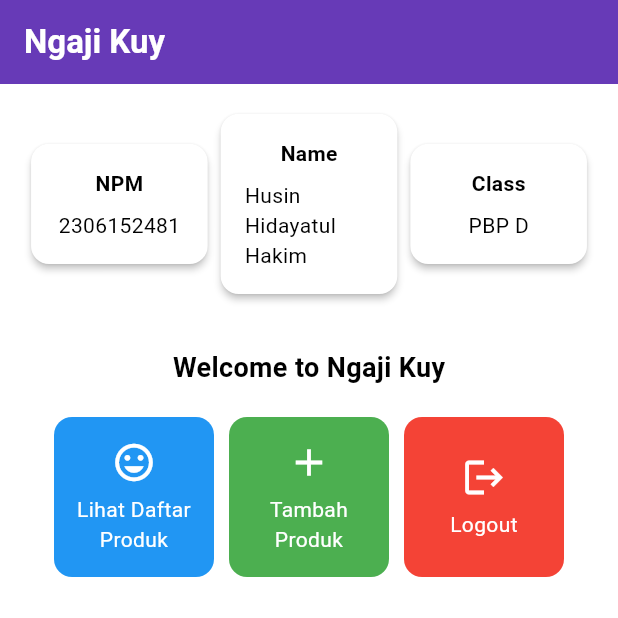
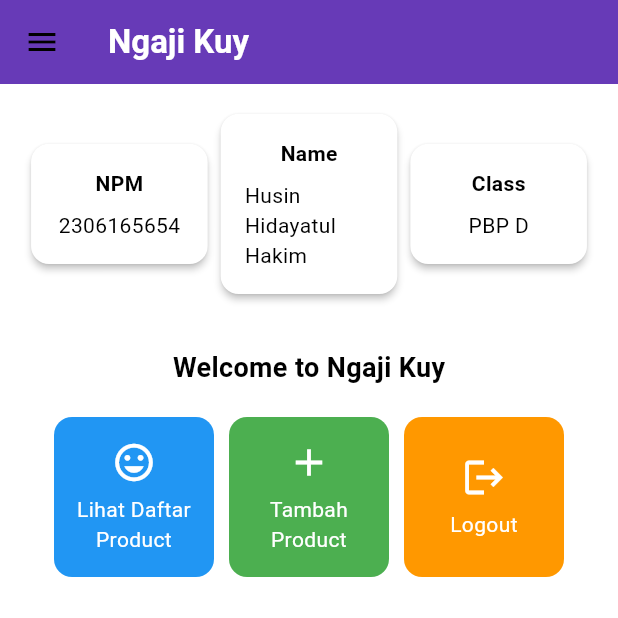
Before and after one commit to HusinHakim/ngaji-kuy-mobile, a Flutter app: the screen it shows after launch, on a phone screen of 412 x 824 dp, the top half of it. Run offline on Flutter 3.47's test engine with Material 3 defaults, Android fonts, the light colour scheme and no system bars.

Commit message:
tugas 8 selesai #1

```diff
--- a/lib/main.dart
+++ b/lib/main.dart
@@ -1,5 +1,5 @@
 import 'package:flutter/material.dart';
-import 'package:ngaji_kuy/menu.dart';
+import 'package:ngaji_kuy/screens/list.dart';
 
 void main() {
   runApp(const MyApp());
@@ -7,32 +7,15 @@
 
 class MyApp extends StatelessWidget {
   const MyApp({super.key});
-
-  // This widget is the root of your application.
   @override
   Widget build(BuildContext context) {
     return MaterialApp(
-      title: 'Flutter Demo',
+      title: 'Ngaji Kuy',
       theme: ThemeData(
-        // This is the theme of your application.
-        //
-        // TRY THIS: Try running your application with "flutter run". You'll see
-        // the application has a purple toolbar. Then, without quitting the app,
-        // try changing the seedColor in the colorScheme below to Colors.green
-        // and then invoke "hot reload" (save your changes or press the "hot
-        // reload" button in a Flutter-supported IDE, or press "r" if you used
-        // the command line to start the app).
-        //
-        // Notice that the counter didn't reset back to zero; the application
-        // state is not lost during the reload. To reset the state, use hot
-        // restart instead.
-        //
-        // This works for code too, not just values: Most code changes can be
-        // tested with just a hot reload.
-        colorScheme: ColorScheme.fromSwatch(
-        primarySwatch: Colors.deepPurple,
-        ).copyWith(secondary: Colors.deepPurple[400]),
+    colorScheme: ColorScheme.fromSwatch(primarySwatch: Colors.deepPurple,).copyWith(secondary: Colors.deepPurple[400]),
+        useMaterial3: true,
       ),
+      debugShowCheckedModeBanner: false,
       home: MyHomePage(),
     );
   }
--- /dev/null
+++ b/lib/screens/list.dart
@@ -0,0 +1,117 @@
+import 'package:flutter/material.dart';
+import 'package:ngaji_kuy/widgets/left_drawer.dart';
+import 'package:ngaji_kuy/widgets/product_card.dart';
+
+class MyHomePage extends StatelessWidget {
+  MyHomePage({super.key});
+  final String npm = '2306165654';
+  final String name = 'Husin Hidayatul Hakim';
+  final String className = 'PBP D';
+
+  final List<ItemHomepage> items = [
+    ItemHomepage("Lihat Daftar Product", Icons.mood),
+    ItemHomepage("Tambah Product", Icons.add),
+    ItemHomepage("Logout", Icons.logout),
+  ];
+
+  final List<Color> colors = [
+    Colors.blue,
+    Colors.green,
+    Colors.orange,
+    Colors.red,
+    Colors.purple,
+    Colors.yellow,
+  ];
+
+  @override
+  Widget build(BuildContext context) {
+    return Scaffold(
+      appBar: AppBar(
+        title: const Text(
+          'Ngaji Kuy',
+          style: TextStyle(
+            color: Colors.white,
+            fontWeight: FontWeight.bold,
+          ),
+        ),
+        backgroundColor: Theme.of(context).colorScheme.primary,
+      ),
+      drawer: const LeftDrawer(),
+      body: Padding(
+        padding: const EdgeInsets.all(16.0),
+        child: Column(
+          crossAxisAlignment: CrossAxisAlignment.center,
+          children: [
+            Row(
+              mainAxisAlignment: MainAxisAlignment.spaceEvenly,
+              children: [
+                InfoCard(title: 'NPM', content: npm),
+                InfoCard(title: 'Name', content: name),
+                InfoCard(title: 'Class', content: className),
+              ],
+            ),
+            const SizedBox(height: 16.0),
+            Center(
+              child: Column(
+                children: [
+                  const Padding(
+                    padding: EdgeInsets.only(top: 16.0),
+                    child: Text(
+                      'Welcome to Ngaji Kuy',
+                      style: TextStyle(
+                        fontWeight: FontWeight.bold,
+                        fontSize: 18.0,
+                      ),
+                    ),
+                  ),
+                  GridView.builder(
+                    primary: true,
+                    padding: const EdgeInsets.all(20),
+                    gridDelegate: const SliverGridDelegateWithFixedCrossAxisCount(
+                      crossAxisCount: 3,
+                      crossAxisSpacing: 10,
+                      mainAxisSpacing: 10,
+                    ),
+                    shrinkWrap: true,
+                    itemCount: items.length,
+                    itemBuilder: (context, index) {
+                      return ItemCard(item: items[index], color: colors[index % colors.length]);
+                    },
+                  ),
+                ],
+              ),
+            ),
+          ],
+        ),
+      ),
+    );
+  }
+}
+
+class InfoCard extends StatelessWidget {
+  final String title;
+  final String content;
+
+  const InfoCard({super.key, required this.title, required this.content});
+
+  @override
+  Widget build(BuildContext context) {
+    return Card(
+      elevation: 2.0,
+      child: Container(
+        width: MediaQuery.of(context).size.width / 3.5,
+        padding: const EdgeInsets.all(16.0),
+        child: Column(
+          children: [
+            Text(
+              title,
+              style: const TextStyle(fontWeight: FontWeight.bold),
+            ),
+            const SizedBox(height: 8.0),
+            Text(content),
+          ],
+        ),
+      ),
+    );
+  }
+}
--- /dev/null
+++ b/lib/widgets/product_card.dart
@@ -0,0 +1,61 @@
+import 'package:flutter/material.dart';
+import 'package:ngaji_kuy/screens/productentry_form.dart';
+
+class ItemHomepage {
+  final String name;
+  final IconData icon;
+
+  ItemHomepage(this.name, this.icon);
+}
+
+class ItemCard extends StatelessWidget {
+  final ItemHomepage item;
+  final Color color;
+  const ItemCard({super.key, required this.item, required this.color});
+
+  @override
+  Widget build(BuildContext context) {
+    return Material(
+      color: color,
+      borderRadius: BorderRadius.circular(12),
+      child: InkWell(
+        onTap: () {
+          ScaffoldMessenger.of(context)
+            ..hideCurrentSnackBar()
+            ..showSnackBar(SnackBar(
+                content: Text("Kamu telah menekan tombol ${item.name}!")));
+
+          if (item.name == "Tambah Product") {
+            Navigator.push(
+              context,
+              MaterialPageRoute(
+                builder: (context) => const ProductEntryFormPage(),
+              ),
+            );
+          }
+        },
+        child: Container(
+          padding: const EdgeInsets.all(8),
+          child: Center(
+            child: Column(
+              mainAxisAlignment: MainAxisAlignment.center,
+              children: [
+                Icon(
+                  item.icon,
+                  color: Colors.white,
+                  size: 30.0,
+                ),
+                const Padding(padding: EdgeInsets.all(3)),
+                Text(
+                  item.name,
+                  textAlign: TextAlign.center,
+                  style: const TextStyle(color: Colors.white),
+                ),
+              ],
+            ),
+          ),
+        ),
+      ),
+    );
+  }
+}
```
Also changed, not shown: lib/screens/productentry_form.dart (added, +181 -0 lines), lib/widgets/left_drawer.dart (added, +68 -0 lines), 1 other file.
